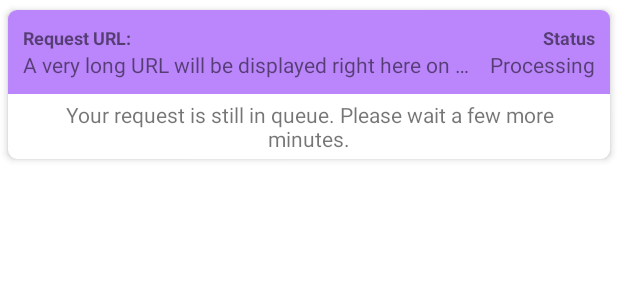
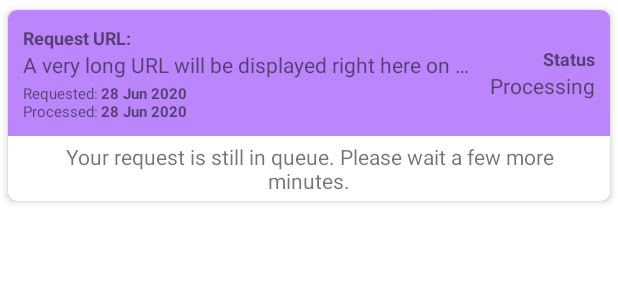
Before and after one commit to BuzzDyne/PriceTrend-Android, an Android app: the layout request_item.xml on its own in the app's theme, with its tools: preview values and no code run, on a phone screen of 412 x 824 dp. Shown: the top 300 px of the screen. Run offline under Robolectric (Android 15) with nearby library versions, the phone set to English and light mode, and no system bars.

Commit message:
Added Timestamps to Request

```diff
--- a/app/src/main/java/com/buzzdynegamingteam/pricetrend/common/models/Request.kt
+++ b/app/src/main/java/com/buzzdynegamingteam/pricetrend/common/models/Request.kt
@@ -4,14 +4,18 @@ import android.util.Log
 import com.google.firebase.firestore.DocumentSnapshot
 import com.google.firebase.firestore.Exclude
 import java.lang.Exception
+import java.util.*
+import kotlin.collections.ArrayList
 
 data class Request(
-    var url             : String? = null,
-    var statusCode      : Long? = -1,
-    var users           : ArrayList<String>? = null,
-    var listingDocAddr  : String? = null,
+        var url             : String? = null,
+        var statusCode      : Long? = -1,
+        var users           : ArrayList<String>? = null,
+        var listingDocAddr  : String? = null,
+        var reqTs           : Date? = null,
+        var resTs           : Date? = null,
 
-    @get:Exclude
+        @get:Exclude
     var isExpanded          : Boolean = false
 ) {
     companion object {
@@ -21,8 +25,10 @@ data class Request(
                 val statusCode      = getLong("statusCode")
                 val users           = get("users") as ArrayList<String>
                 val listingDocAddr  = getString("listingDocAddr") ?: ""
+                val requestTs       = getDate("requestTs")
+                val responseTs      = getDate("responseTs")
 
-                Request(url, statusCode, users, listingDocAddr)
+                Request(url, statusCode, users, listingDocAddr, requestTs, responseTs)
             } catch (e: Exception) {
                 Log.e("Request", "Error converting request", e)
                 null
--- a/app/src/main/java/com/buzzdynegamingteam/pricetrend/tracking/request/RequestAdapter.kt
+++ b/app/src/main/java/com/buzzdynegamingteam/pricetrend/tracking/request/RequestAdapter.kt
@@ -8,6 +8,7 @@ import android.widget.TextView
 import androidx.constraintlayout.widget.ConstraintLayout
 import androidx.recyclerview.widget.RecyclerView
 import com.buzzdynegamingteam.pricetrend.R
+import com.buzzdynegamingteam.pricetrend.common.StringFormatter
 import com.buzzdynegamingteam.pricetrend.common.models.Request
 
 class RequestAdapter : RecyclerView.Adapter<RequestAdapter.RequestViewHolder>() {
@@ -23,11 +24,19 @@ class RequestAdapter : RecyclerView.Adapter<RequestAdapter.RequestViewHolder>()
     override fun onBindViewHolder(holder: RequestViewHolder, position: Int) {
         val currItem = itemList[position]
 
-        val title = currItem.url
-        val status = currItem.statusCode!!.toInt()
+        val title       = currItem.url
+        val status      = currItem.statusCode!!.toInt()
+        val requestTs   = StringFormatter.formatDateToString(currItem.reqTs)
+        var responseTs  = "-"
+
+        if(currItem.resTs != null) {
+            responseTs = StringFormatter.formatDateToString(currItem.resTs)
+        }
 
         with(holder) {
             reqTitle.text = title
+            reqTs.text = requestTs
+            resTs.text = responseTs
 
             when(status) {
                 0 -> {
@@ -91,6 +100,8 @@ class RequestAdapter : RecyclerView.Adapter<RequestAdapter.RequestViewHolder>()
         val reqTitle: TextView = itemView.findViewById(R.id.text_request_title)
         val reqStatus: TextView = itemView.findViewById(R.id.text_request_status)
         val statusDesc: TextView = itemView.findViewById(R.id.text_status_desc)
+        val reqTs: TextView = itemView.findViewById(R.id.text_req_ts)
+        val resTs: TextView = itemView.findViewById(R.id.text_res_ts)
         val btn: Button = itemView.findViewById(R.id.btn_req)
 
         val mainPart: ConstraintLayout = itemView.findViewById(R.id.main_part)
--- a/app/src/main/res/layout/request_item.xml
+++ b/app/src/main/res/layout/request_item.xml
@@ -50,9 +50,69 @@
                 android:maxLines="1"
 
                 app:layout_constraintEnd_toStartOf="@id/layout_status"
-                app:layout_constraintBottom_toBottomOf="parent"
                 app:layout_constraintStart_toStartOf="parent"
                 app:layout_constraintTop_toBottomOf="@id/textView2" />
+
+            <TextView
+                android:id="@+id/textView7"
+                android:layout_width="wrap_content"
+                android:layout_height="wrap_content"
+
+                android:layout_marginTop="4dp"
+
+                android:text="Requested:"
+                android:textSize="10sp"
+                android:includeFontPadding="false"
+
+                app:layout_constraintTop_toBottomOf="@id/text_request_title"
+                app:layout_constraintStart_toStartOf="@id/text_request_title"
+                />
+
+            <TextView
+                android:id="@+id/textView8"
+                android:layout_width="wrap_content"
+                android:layout_height="wrap_content"
+
+
+                android:text="Processed:"
+                android:textSize="10sp"
+                android:includeFontPadding="false"
+
+                app:layout_constraintTop_toBottomOf="@id/textView7"
+                app:layout_constraintStart_toStartOf="@id/text_request_title"
+                />
+
+            <TextView
+                android:id="@+id/text_req_ts"
+                android:layout_width="wrap_content"
+                android:layout_height="wrap_content"
+
+                android:text="28 Jun 2020"
+                android:textSize="10sp"
+                android:textStyle="bold"
+
+                android:includeFontPadding="false"
+                android:layout_marginStart="2dp"
+
+                app:layout_constraintTop_toTopOf="@id/textView7"
+                app:layout_constraintStart_toEndOf="@id/textView7"
+                />
+
+            <TextView
+                android:id="@+id/text_res_ts"
+                android:layout_width="wrap_content"
+                android:layout_height="wrap_content"
+
+                android:text="28 Jun 2020"
+                android:textSize="10sp"
+                android:textStyle="bold"
+
+                android:includeFontPadding="false"
+                android:layout_marginStart="2dp"
+
+                app:layout_constraintTop_toTopOf="@id/textView8"
+                app:layout_constraintStart_toEndOf="@id/textView8"
+                />
 
             <LinearLayout
                 android:id="@+id/layout_status"
```
